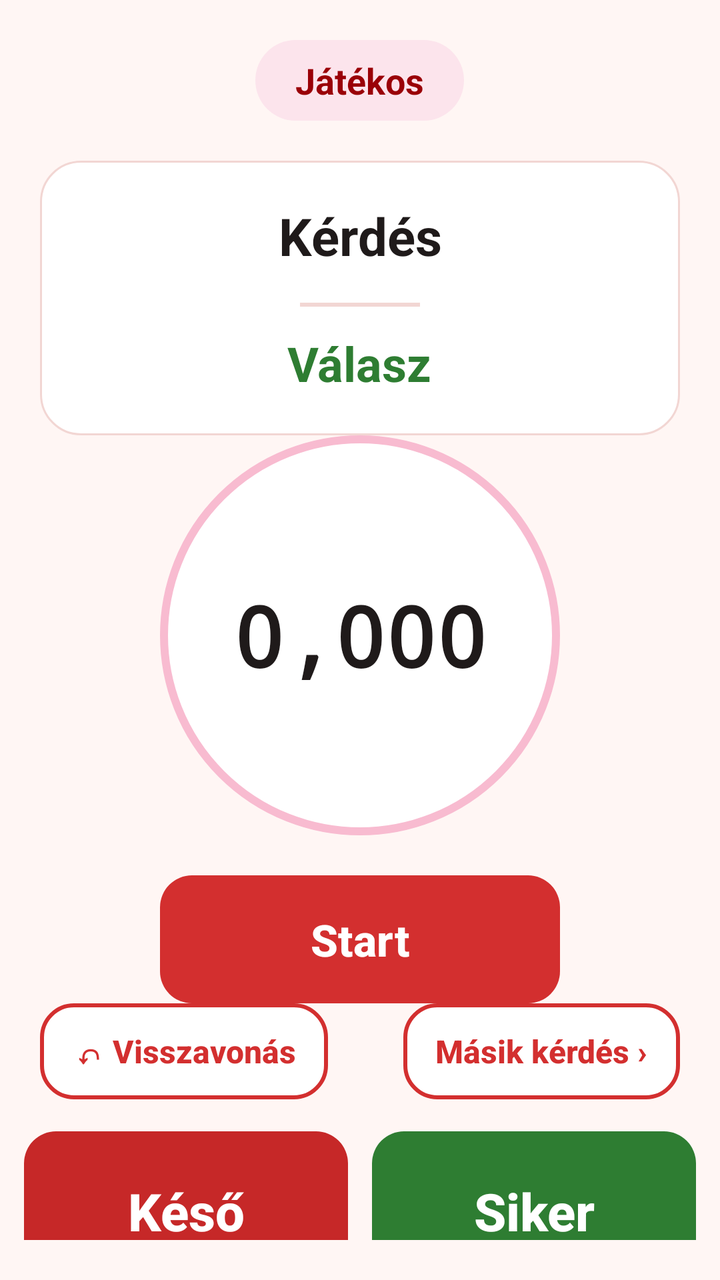
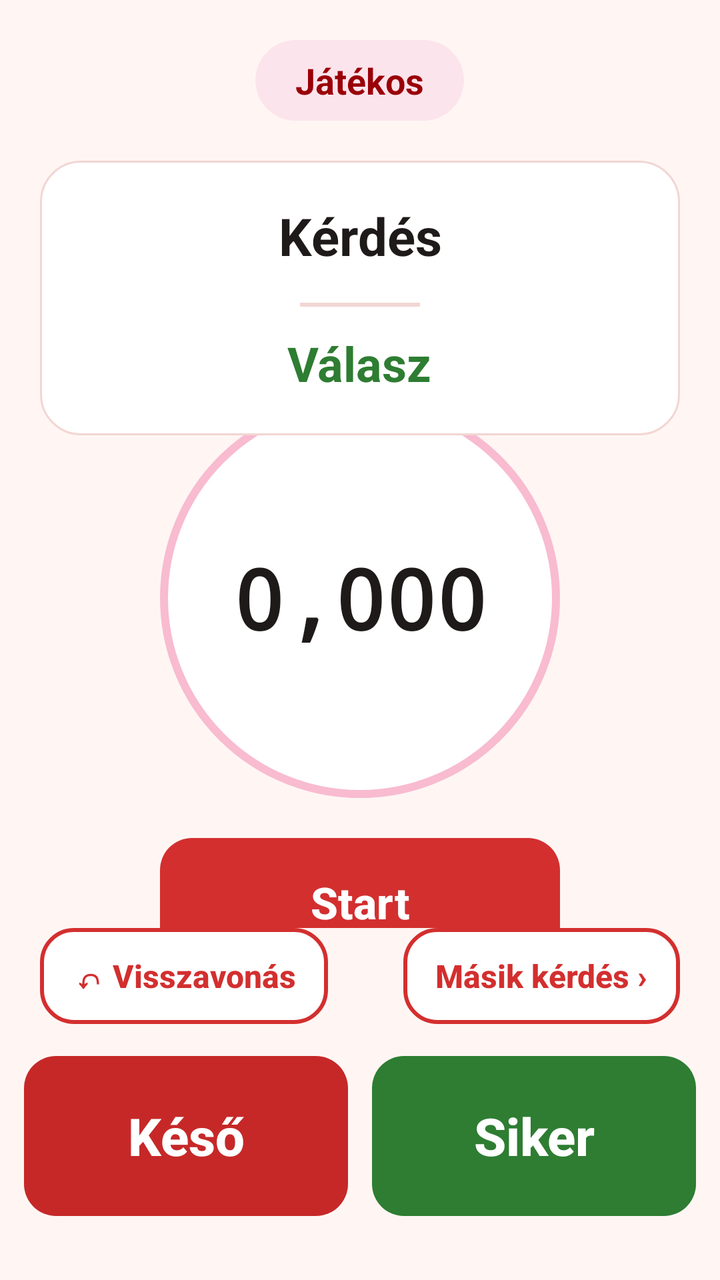

Before-and-after screenshots of an Android layout around one commit, followed by the original layout XML and the change that was made.
<!-- AndroidManifest.xml: application theme AppTheme -->
<!-- res/layout/activity_question.xml -->
<?xml version="1.0" encoding="utf-8"?>
<LinearLayout xmlns:android="http://schemas.android.com/apk/res/android"
    xmlns:tools="http://schemas.android.com/tools"
    style="@style/Screen"
    android:gravity="center_horizontal"
    android:keepScreenOn="true"
    android:paddingBottom="0dp"
    android:paddingStart="0dp"
    android:paddingEnd="0dp"
    tools:context=".QuestionActivity">

    <TextView
        android:layout_width="wrap_content"
        android:layout_height="wrap_content"
        android:id="@+id/CurrentPlayer"
        android:background="@drawable/bg_chip"
        android:paddingStart="20dp"
        android:paddingTop="8dp"
        android:paddingEnd="20dp"
        android:paddingBottom="8dp"
        android:text="Játékos"
        android:textColor="@color/colorPrimaryDark"
        android:textSize="18sp"
        android:textStyle="bold" />

    <LinearLayout
        style="@style/Card"
        android:layout_width="match_parent"
        android:layout_height="wrap_content"
        android:layout_marginStart="20dp"
        android:layout_marginTop="20dp"
        android:layout_marginEnd="20dp"
        android:gravity="center_horizontal"
        android:orientation="vertical">

        <TextView
            android:layout_width="wrap_content"
            android:layout_height="wrap_content"
            android:id="@+id/Question"
            android:gravity="center"
            android:text="Kérdés"
            android:textColor="@color/textPrimary"
            android:textSize="26sp"
            android:textStyle="bold" />

        <View
            android:layout_width="60dp"
            android:layout_height="2dp"
            android:layout_marginTop="16dp"
            android:layout_marginBottom="12dp"
            android:background="@color/outline" />

        <TextView
            android:layout_width="wrap_content"
            android:layout_height="wrap_content"
            android:id="@+id/Answer"
            android:gravity="center"
            android:text="Válasz"
            android:textColor="@color/success"
            android:textSize="24sp"
            android:textStyle="bold" />
    </LinearLayout>

    <Space
        android:layout_width="match_parent"
        android:layout_height="0dp"
        android:layout_weight="1" />

    <TextView
        android:layout_width="200dp"
        android:layout_height="200dp"
        android:id="@+id/Timer"
        android:background="@drawable/bg_timer"
        android:fontFamily="monospace"
        android:gravity="center"
        android:text="0,000"
        android:textColor="@color/textPrimary"
        android:textSize="42sp"
        android:textStyle="bold" />

    <Button
        style="@style/ButtonPrimary"
        android:id="@+id/ButtonStartStop"
        android:layout_width="200dp"
        android:layout_marginTop="20dp"
        android:text="Start" />

    <Space
        android:layout_width="match_parent"
        android:layout_height="0dp"
        android:layout_weight="1" />

    <LinearLayout
        android:layout_width="match_parent"
        android:layout_height="wrap_content"
        android:layout_marginStart="20dp"
        android:layout_marginEnd="20dp"
        android:layout_marginBottom="16dp"
        android:orientation="horizontal">

        <Button
            style="@style/ButtonSmall"
            android:id="@+id/ButtonUndo"
            android:text="↶ Visszavonás" />

        <Space
            android:layout_width="0dp"
            android:layout_height="0dp"
            android:layout_weight="1" />

        <Button
            style="@style/ButtonSmall"
            android:id="@+id/ButtonSkip"
            android:text="Másik kérdés ›" />
    </LinearLayout>

    <LinearLayout
        android:layout_width="match_parent"
        android:layout_height="wrap_content"
        android:paddingStart="12dp"
        android:paddingEnd="12dp"
        android:paddingBottom="12dp"
        android:orientation="horizontal">

        <Button
            style="@style/ButtonDanger"
            android:id="@+id/ButtonNotOk"
            android:layout_width="0dp"
            android:layout_weight="1"
            android:layout_marginEnd="6dp"
            android:text="Késő" />

        <Button
            style="@style/ButtonSuccess"
            android:id="@+id/ButtonOk"
            android:layout_width="0dp"
            android:layout_weight="1"
            android:layout_marginStart="6dp"
            android:text="Siker" />
    </LinearLayout>

</LinearLayout>
<!-- resources referenced by this layout -->
<resources>
  <color name="colorPrimaryDark">#9A0007</color>
  <color name="outline">#F2D6D3</color>
  <color name="success">#2E7D32</color>
  <color name="textPrimary">#1F1A1A</color>
  <!-- drawable bg_chip (drawable) -->
  <?xml version="1.0" encoding="utf-8"?>
  <shape xmlns:android="http://schemas.android.com/apk/res/android" android:shape="rectangle">
      <corners android:radius="100dp" />
      <solid android:color="@color/pinkLight" />
  </shape>
  <!-- drawable bg_timer (drawable) -->
  <?xml version="1.0" encoding="utf-8"?>
  <shape xmlns:android="http://schemas.android.com/apk/res/android" android:shape="oval">
      <solid android:color="@color/surface" />
      <stroke android:width="4dp" android:color="@color/pink" />
  </shape>
  <style name="ButtonDanger" parent="ButtonSuccess">
          <item name="android:background">@drawable/btn_danger</item>
      </style>
  <style name="ButtonPrimary" parent="ButtonBase">
          <item name="android:background">@drawable/btn_primary</item>
          <item name="android:textColor">@color/surface</item>
      </style>
  <style name="ButtonSmall" parent="ButtonSecondary">
          <item name="android:layout_width">wrap_content</item>
          <item name="android:layout_height">48dp</item>
          <item name="android:textSize">16sp</item>
          <item name="android:paddingStart">16dp</item>
          <item name="android:paddingEnd">16dp</item>
      </style>
  <style name="ButtonSuccess" parent="ButtonBase">
          <item name="android:background">@drawable/btn_success</item>
          <item name="android:textColor">@color/surface</item>
          <item name="android:layout_height">80dp</item>
          <item name="android:textSize">26sp</item>
      </style>
  <style name="Card">
          <item name="android:background">@drawable/bg_card</item>
          <item name="android:padding">20dp</item>
      </style>
  <style name="Screen">
          <item name="android:layout_width">match_parent</item>
          <item name="android:layout_height">match_parent</item>
          <item name="android:orientation">vertical</item>
          <item name="android:padding">20dp</item>
          <item name="android:background">@color/background</item>
      </style>
  <style name="AppTheme" parent="Theme.AppCompat.Light.NoActionBar">
          <item name="colorPrimary">@color/colorPrimary</item>
          <item name="colorPrimaryDark">@color/colorPrimaryDark</item>
          <item name="colorAccent">@color/colorAccent</item>
          <item name="android:windowBackground">@color/background</item>
          <item name="android:textColorPrimary">@color/textPrimary</item>
          <item name="android:textColorSecondary">@color/textSecondary</item>
      </style>
  <color name="pinkLight">#FCE4EC</color>
  <color name="surface">#FFFFFF</color>
  <color name="pink">#F8BBD0</color>
  <style name="ButtonSecondary" parent="ButtonBase">
          <item name="android:background">@drawable/btn_secondary</item>
          <item name="android:textColor">@color/text_secondary_button</item>
      </style>
  <!-- drawable bg_card (drawable) -->
  <?xml version="1.0" encoding="utf-8"?>
  <shape xmlns:android="http://schemas.android.com/apk/res/android" android:shape="rectangle">
      <corners android:radius="20dp" />
      <solid android:color="@color/surface" />
      <stroke android:width="1dp" android:color="@color/outline" />
  </shape>
  <color name="background">#FFF6F4</color>
  <color name="colorPrimary">#D32F2F</color>
  <color name="colorAccent">#D32F2F</color>
  <color name="textSecondary">#6E6262</color>
  <color name="disabled">#E0D6D5</color>
  <color name="dangerDark">#8E0000</color>
  <color name="danger">#C62828</color>
  <color name="successDark">#1B5E20</color>
  <!-- unchanged entries left out for length: 5 -->
</resources>

<!-- the commit's change to res/layout/activity_question.xml (unified diff, before → after) -->
@@ -27,6 +27,7 @@
         style="@style/Card"
         android:layout_width="match_parent"
         android:layout_height="wrap_content"
+        android:id="@+id/QuestionCard"
         android:layout_marginStart="20dp"
         android:layout_marginTop="20dp"
         android:layout_marginEnd="20dp"
@@ -61,82 +62,136 @@
             android:textStyle="bold" />
     </LinearLayout>
 
-    <Space
+    
+    <LinearLayout
         android:layout_width="match_parent"
         android:layout_height="0dp"
-        android:layout_weight="1" />
+        android:layout_weight="1"
+        android:id="@+id/TimerArea"
+        android:gravity="center"
+        android:orientation="vertical">
 
-    <TextView
-        android:layout_width="200dp"
-        android:layout_height="200dp"
-        android:id="@+id/Timer"
-        android:background="@drawable/bg_timer"
-        android:fontFamily="monospace"
-        android:gravity="center"
-        android:text="0,000"
-        android:textColor="@color/textPrimary"
-        android:textSize="42sp"
-        android:textStyle="bold" />
-
-    <Button
-        style="@style/ButtonPrimary"
-        android:id="@+id/ButtonStartStop"
-        android:layout_width="200dp"
-        android:layout_marginTop="20dp"
-        android:text="Start" />
-
-    <Space
-        android:layout_width="match_parent"
-        android:layout_height="0dp"
-        android:layout_weight="1" />
-
-    <LinearLayout
-        android:layout_width="match_parent"
-        android:layout_height="wrap_content"
-        android:layout_marginStart="20dp"
-        android:layout_marginEnd="20dp"
-        android:layout_marginBottom="16dp"
-        android:orientation="horizontal">
+        <TextView
+            android:layout_width="200dp"
+            android:layout_height="200dp"
+            android:id="@+id/Timer"
+            android:background="@drawable/bg_timer"
+            android:fontFamily="monospace"
+            android:gravity="center"
+            android:text="0,000"
+            android:textColor="@color/textPrimary"
+            android:textSize="42sp"
+            android:textStyle="bold" />
 
         <Button
-            style="@style/ButtonSmall"
-            android:id="@+id/ButtonUndo"
-            android:text="↶ Visszavonás" />
-
-        <Space
-            android:layout_width="0dp"
-            android:layout_height="0dp"
-            android:layout_weight="1" />
-
-        <Button
-            style="@style/ButtonSmall"
-            android:id="@+id/ButtonSkip"
-            android:text="Másik kérdés ›" />
+            style="@style/ButtonPrimary"
+            android:id="@+id/ButtonStartStop"
+            android:layout_width="200dp"
+            android:layout_marginTop="20dp"
+            android:text="Start" />
     </LinearLayout>
 
     <LinearLayout
         android:layout_width="match_parent"
-        android:layout_height="wrap_content"
-        android:paddingStart="12dp"
-        android:paddingEnd="12dp"
+        android:layout_height="0dp"
+        android:layout_weight="1"
+        android:id="@+id/RoundArea"
+        android:paddingStart="20dp"
+        android:paddingTop="20dp"
+        android:paddingEnd="20dp"
         android:paddingBottom="12dp"
-        android:orientation="horizontal">
+        android:gravity="center_horizontal"
+        android:orientation="vertical"
+        android:visibility="gone">
+
+        <TextView
+            android:layout_width="wrap_content"
+            android:layout_height="wrap_content"
+            android:id="@+id/RoundTitle"
+            android:gravity="center"
+            android:textColor="@color/textPrimary"
+            android:textSize="26sp"
+            android:textStyle="bold" />
+
+        <ScrollView
+            android:layout_width="match_parent"
+            android:layout_height="0dp"
+            android:layout_weight="1"
+            android:layout_marginTop="12dp">
+
+            <TextView
+                android:layout_width="match_parent"
+                android:layout_height="wrap_content"
+                android:id="@+id/RoundStandings"
+                android:gravity="center_horizontal"
+                android:lineSpacingExtra="6dp"
+                android:textColor="@color/textPrimary"
+                android:textSize="20sp" />
+        </ScrollView>
 
         <Button
-            style="@style/ButtonDanger"
-            android:id="@+id/ButtonNotOk"
-            android:layout_width="0dp"
-            android:layout_weight="1"
-            android:layout_marginEnd="6dp"
-            android:text="Késő" />
+            style="@style/ButtonPrimary"
+            android:id="@+id/ButtonNextRound"
+            android:layout_width="200dp"
+            android:layout_marginTop="12dp"
+            android:text="Tovább" />
+    </LinearLayout>
 
-        <Button
-            style="@style/ButtonSuccess"
-            android:id="@+id/ButtonOk"
-            android:layout_width="0dp"
-            android:layout_weight="1"
-            android:layout_marginStart="6dp"
-            android:text="Siker" />
+    
+    <LinearLayout
+        android:layout_width="match_parent"
+        android:layout_height="wrap_content"
+        android:id="@+id/AnswerButtons"
+        android:orientation="vertical">
+
+        <LinearLayout
+            android:layout_width="match_parent"
+            android:layout_height="wrap_content"
+            android:layout_marginStart="20dp"
+            android:layout_marginEnd="20dp"
+            android:layout_marginBottom="16dp"
+            android:orientation="horizontal">
+
+            <Button
+                style="@style/ButtonSmall"
+                android:id="@+id/ButtonUndo"
+                android:text="↶ Visszavonás" />
+
+            <Space
+                android:layout_width="0dp"
+                android:layout_height="0dp"
+                android:layout_weight="1" />
+
+            <Button
+                style="@style/ButtonSmall"
+                android:id="@+id/ButtonSkip"
+                android:text="Másik kérdés ›" />
+        </LinearLayout>
+
+        <LinearLayout
+            android:layout_width="match_parent"
+            android:layout_height="wrap_content"
+            android:paddingStart="12dp"
+            android:paddingEnd="12dp"
+            android:paddingBottom="12dp"
+            android:orientation="horizontal">
+
+            <Button
+                style="@style/ButtonDanger"
+                android:id="@+id/ButtonNotOk"
+                android:layout_width="0dp"
+                android:layout_weight="1"
+                android:layout_marginEnd="6dp"
+                android:text="Késő" />
+
+            <Button
+                style="@style/ButtonSuccess"
+                android:id="@+id/ButtonOk"
+                android:layout_width="0dp"
+                android:layout_weight="1"
+                android:layout_marginStart="6dp"
+                android:text="Siker" />
+        </LinearLayout>
     </LinearLayout>
 
 </LinearLayout>
